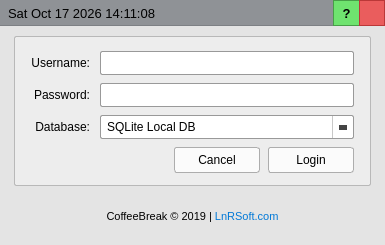
Above: logindialog.ui from rolandihasz/CB26b before the change. Below: the same form after it.
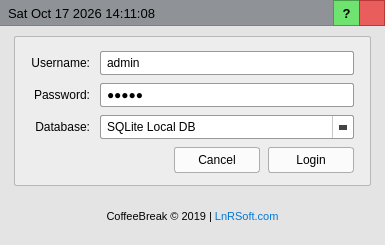
That is the form after the change. Icons and pictures are not drawn.

The edit to the form file:
```diff
--- a/logindialog.ui
+++ b/logindialog.ui
@@ -320,6 +320,9 @@
              <height>24</height>
             </size>
            </property>
+           <property name="text">
+            <string>admin</string>
+           </property>
           </widget>
          </item>
          <item row="1" column="0">
@@ -346,9 +349,15 @@
              <height>24</height>
             </size>
            </property>
+           <property name="text">
+            <string>admin</string>
+           </property>
            <property name="echoMode">
             <enum>QLineEdit::EchoMode::Password</enum>
            </property>
+           <property name="placeholderText">
+            <string>admin</string>
+           </property>
           </widget>
          </item>
          <item row="2" column="0">
```
Left out of the diff: 6 changed lines with no effect on the pictures.
